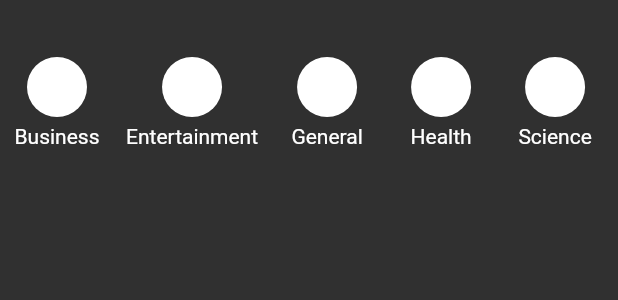
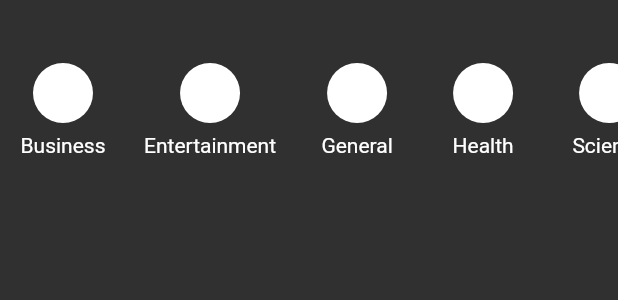
Before and after one commit to franzcmarcelo/news-flutter-app, a Flutter app: the _CategoriesList widget shown alone on an empty page, opened directly, on a phone screen of 412 x 824 dp. Shown: the top 300 px of the screen. Run offline on Flutter 3.47's test engine with Material 2 defaults, Android fonts, the phone set to English and light mode, and no system bars; our stand-ins replace font_awesome_flutter; network calls fail; statements that could not run were skipped.

Commit message:
App done

```diff
--- a/lib/src/pages/tab2_page.dart
+++ b/lib/src/pages/tab2_page.dart
@@ -16,9 +16,16 @@ class Tab2Page extends StatelessWidget {
           body: Column(
             children: [
               _CategoriesList(),
-              Expanded(
-                child: NewsList(newsService.articlesByCategorySelected),
-              )
+
+              if ( !newsService.isLoading )
+                Expanded(
+                  child: NewsList( newsService.articlesByCategorySelected )
+                ),
+
+              if ( newsService.isLoading )
+                Expanded(
+                  child: Center( child: CircularProgressIndicator() )
+                )
             ],
         ),
       ),
@@ -32,10 +39,11 @@ class _CategoriesList extends StatelessWidget {
   Widget build(BuildContext context) {
 
     final categories = Provider.of<NewsService>(context).categories;
+    final newsService = Provider.of<NewsService>(context);
 
     return Container(
       width: double.infinity,
-      height: 80,
+      height: 100,
       margin: EdgeInsets.only(top: 30),
       child: ListView.builder(
         physics: BouncingScrollPhysics(),
@@ -44,12 +52,19 @@ class _CategoriesList extends StatelessWidget {
         itemBuilder: (BuildContext context, int i) {
           final categoryName = categories[i].categoryName;
           return Padding(
-            padding: EdgeInsets.all(8),
+            padding: EdgeInsets.all(12),
             child: Column(
               children: [
                 _CategoryIcon(categories[i]),
-                SizedBox(height: 5),
-                Text('${categoryName[0].toUpperCase()}${categoryName.substring(1)}'),
+                SizedBox(height: 7),
+                Text(
+                  '${categoryName[0].toUpperCase()}${categoryName.substring(1)}',
+                  style: TextStyle(
+                    color: (newsService.selectedCategory == categoryName)
+                      ? darkTheme.accentColor
+                      : Colors.white,
+                  ),
+                ),
               ],
             ),
           );
--- a/lib/src/pages/tabs_page.dart
+++ b/lib/src/pages/tabs_page.dart
@@ -69,7 +69,7 @@ class _NavegacionModel with ChangeNotifier {
   int get currentPage => this._currentPage;
   set currentPage( int value ) {
     this._currentPage = value;
-    _pageController.animateToPage(value, duration: Duration(milliseconds: 250), curve: Curves.easeOut);
+    _pageController.animateToPage(value, duration: Duration(milliseconds: 250), curve: Curves.easeInOutCirc);
     notifyListeners();
   }
 
--- a/lib/src/services/news_service.dart
+++ b/lib/src/services/news_service.dart
@@ -28,12 +28,15 @@ class NewsService with ChangeNotifier {
   Map<String, List<Article>> categoryArticles = {};
   // {'business': List<Article>}
 
+  bool _isLoading = true;
+
   NewsService() {
     this.getTopHeadlines();
     // Inicializamos nuestro objeto de categorias, ayudandonos de nuestra lista de categorias
     categories.forEach((item) {
       this.categoryArticles[item.categoryName] = new List();
     });
+    this.getArticlesByCategory(this._selectedCategory);
   }
 
   // HEADLINES
@@ -51,6 +54,7 @@ class NewsService with ChangeNotifier {
   // CATEGORIES
   get selectedCategory => this._selectedCategory;
   set selectedCategory(String value){
+    this._isLoading = true;
     this._selectedCategory = value;
     this.getArticlesByCategory(value);
     notifyListeners();
@@ -60,6 +64,7 @@ class NewsService with ChangeNotifier {
 
     if ( this.categoryArticles[category].length > 0 ) {
       // Si ya tenemos data cargada
+      this._isLoading = false;
       return this.categoryArticles[category];
     }
 
@@ -71,9 +76,13 @@ class NewsService with ChangeNotifier {
 
     this.categoryArticles[category].addAll(newsResponse.articles);
 
+    this._isLoading = false;
     notifyListeners();
   }
 
   // Para obtener la lista con la data de Article spor categoria
   List<Article> get articlesByCategorySelected => this.categoryArticles[this.selectedCategory];
+
+  bool get isLoading => this._isLoading;
+
 }
```
